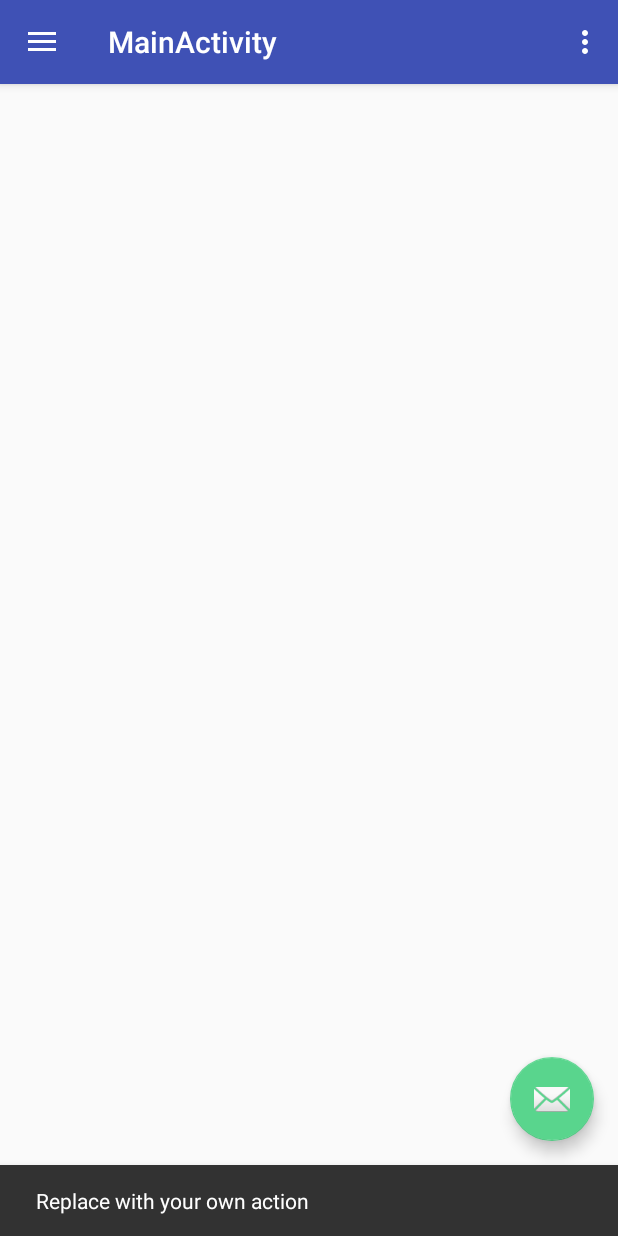
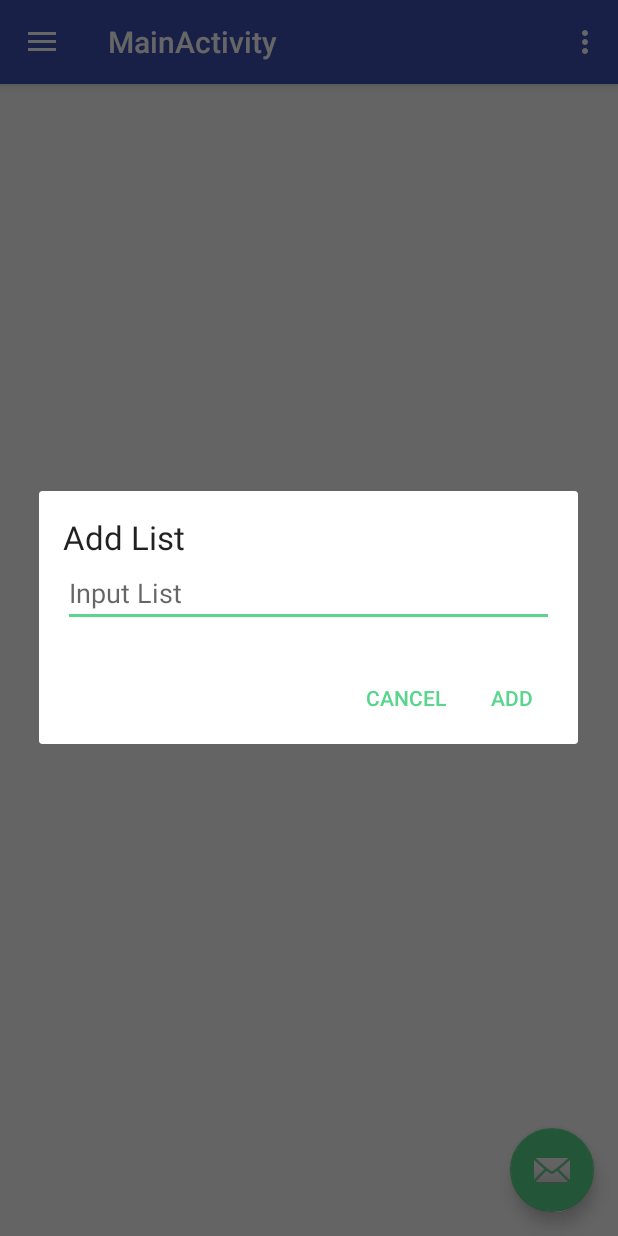
Before and after one commit to lendale/Android3_MidtermRequirement, an Android app: the screen it shows after launch once a user with an empty profile is signed in (MainActivity), after a tap on an icon or button, on a phone screen of 412 x 824 dp. Run offline under Robolectric (Android 15) with nearby library versions, the phone set to English and light mode, and no system bars; our stand-ins replace Firebase (no records; nobody signed in at launch, a user with empty details on screens opened directly); libraries missing offline, so code that uses them is left out: com.facebook, com.facebook.appevents, com.facebook.login; Roboto replaces fonts that are not available here; 9 statements that could not run were skipped.

Commit message:
Implemented Alert Dialog Box

```diff
--- a/app/build.gradle
+++ b/app/build.gradle
@@ -23,13 +23,15 @@ android {
 dependencies {
     compile fileTree(dir: 'libs', include: ['*.jar'])
     testCompile 'junit:junit:4.12'
+
+
     compile 'com.android.support:appcompat-v7:24.2.0'
     compile 'com.android.support:support-v4:24.2.0'
     compile 'com.android.support:design:24.2.0'
-
     compile 'com.facebook.android:facebook-android-sdk:[4,5)'
     compile 'com.google.firebase:firebase-auth:9.4.0'
-
+    compile 'com.google.firebase:firebase-database:9.4.0'
     compile 'com.github.bumptech.glide:glide:3.7.0'
     compile 'de.hdodenhof:circleimageview:2.1.0'
+    compile 'com.firebase:firebase-client-android:2.3.1'
 }
--- a/app/src/main/java/com/acg/midtermrequirement/LoginActivity.java
+++ b/app/src/main/java/com/acg/midtermrequirement/LoginActivity.java
@@ -65,6 +65,9 @@ public class LoginActivity extends AppCompatActivity implements View.OnClickList
         setContentView(R.layout.activity_login);
         findViews();
 
+
+        printHashkey();
+
         mAuth = FirebaseAuth.getInstance();
         mAuthListener = new FirebaseAuth.AuthStateListener() {
             @Override
@@ -93,7 +96,7 @@ public class LoginActivity extends AppCompatActivity implements View.OnClickList
         };
 
         mCallbackManager = CallbackManager.Factory.create();
-        mLoginManager = ReLoginManager.getInstance();
+        mLoginManager = LoginManager.getInstance();
         mLoginManager.registerCallback(mCallbackManager, new FacebookCallback<LoginResult>() {
             @Override
             public void onSuccess(LoginResult loginResult) {
--- a/app/src/main/java/com/acg/midtermrequirement/MainActivity.java
+++ b/app/src/main/java/com/acg/midtermrequirement/MainActivity.java
@@ -1,5 +1,7 @@
 package com.acg.midtermrequirement;
 
+import android.content.Context;
+import android.content.DialogInterface;
 import android.content.Intent;
 import android.os.Bundle;
 import android.support.design.widget.FloatingActionButton;
@@ -9,16 +11,21 @@ import android.support.v4.app.FragmentTransaction;
 import android.support.v4.view.GravityCompat;
 import android.support.v4.widget.DrawerLayout;
 import android.support.v7.app.ActionBarDrawerToggle;
+import android.support.v7.app.AlertDialog;
 import android.support.v7.app.AppCompatActivity;
 import android.support.v7.widget.Toolbar;
+import android.view.LayoutInflater;
 import android.view.Menu;
 import android.view.MenuItem;
 import android.view.View;
+import android.widget.EditText;
 import android.widget.ImageView;
 import android.widget.TextView;
 
 import com.bumptech.glide.Glide;
 import com.google.firebase.auth.FirebaseAuth;
+import com.google.firebase.database.DatabaseReference;
+import com.google.firebase.database.FirebaseDatabase;
 
 public class MainActivity extends AppCompatActivity
         implements NavigationView.OnNavigationItemSelectedListener {
@@ -26,6 +33,9 @@ public class MainActivity extends AppCompatActivity
     private TextView mTvUserName;
     private TextView mTvUserEmail;
     private ImageView mImgUserPhoto;
+    final Context c = this;
+
+    DatabaseReference mRootRef = FirebaseDatabase.getInstance().getReference();
 
     @Override
     protected void onCreate(Bundle savedInstanceState) {
@@ -39,8 +49,31 @@ public class MainActivity extends AppCompatActivity
         fab.setOnClickListener(new View.OnClickListener() {
             @Override
             public void onClick(View view) {
-                Snackbar.make(view, "Replace with your own action", Snackbar.LENGTH_LONG)
-                        .setAction("Action", null).show();
+                LayoutInflater layoutInflater = LayoutInflater.from(c);
+                View mView = layoutInflater.inflate(R.layout.add_shoppinglist,null);
+                AlertDialog.Builder alertDialogBuilder = new AlertDialog.Builder(c);
+                alertDialogBuilder.setView(mView);
+
+                final EditText input = (EditText) mView.findViewById(R.id.etInputDialog);
+                alertDialogBuilder
+                        .setCancelable(false)
+                        .setPositiveButton("Add", new DialogInterface.OnClickListener() {
+                            @Override
+                            public void onClick(DialogInterface dialogInterface, int i) {
+
+
+                            }
+                        })
+                        .setNegativeButton("Cancel", new DialogInterface.OnClickListener() {
+                            @Override
+                            public void onClick(DialogInterface dialogInterface, int i) {
+                                dialogInterface.cancel();
+                            }
+                        });
+
+                AlertDialog alertDialog = alertDialogBuilder.create();
+                alertDialog.show();
+
             }
         });
 
--- /dev/null
+++ b/app/src/main/res/layout/add_shoppinglist.xml
@@ -0,0 +1,25 @@
+<?xml version="1.0" encoding="utf-8"?>
+<LinearLayout xmlns:android="http://schemas.android.com/apk/res/android"
+    android:id="@+id/custom_input_dialog_shoppinglist"
+    android:orientation="vertical"
+    android:layout_width="match_parent"
+    android:layout_height="match_parent"
+    android:padding="16dp">
+
+    <TextView
+        android:layout_width="wrap_content"
+        android:layout_height="wrap_content"
+        android:text="Add List"
+        android:id="@+id/tvDialogTitle"
+        android:textAppearance="?android:attr/textAppearanceLarge"/>
+
+    <EditText
+        android:layout_width="match_parent"
+        android:layout_height="wrap_content"
+        android:id="@+id/etInputDialog"
+        android:hint="Input List"
+        android:inputType="text"/>
+
+
+
+</LinearLayout>
```
Also changed, not shown: app/src/main/AndroidManifest.xml (+5 -5 lines), app/src/main/java/com/acg/midtermrequirement/ShoppingListItemsBase.java (added, +10 -0 lines), app/src/main/java/com/acg/midtermrequirement/model/ShoppingList.java (added, +29 -0 lines), app/src/main/java/com/acg/midtermrequirement/model/ShoppingListItems.java (added, +45 -0 lines), app/src/main/java/com/acg/midtermrequirement/model/Users.java (added, +42 -0 lines), app/src/main/java/com/acg/midtermrequirement/utils/Constants.java (added, +20 -0 lines), app/src/main/java/com/acg/midtermrequirement/utils/Utils.java (added, +7 -0 lines).
